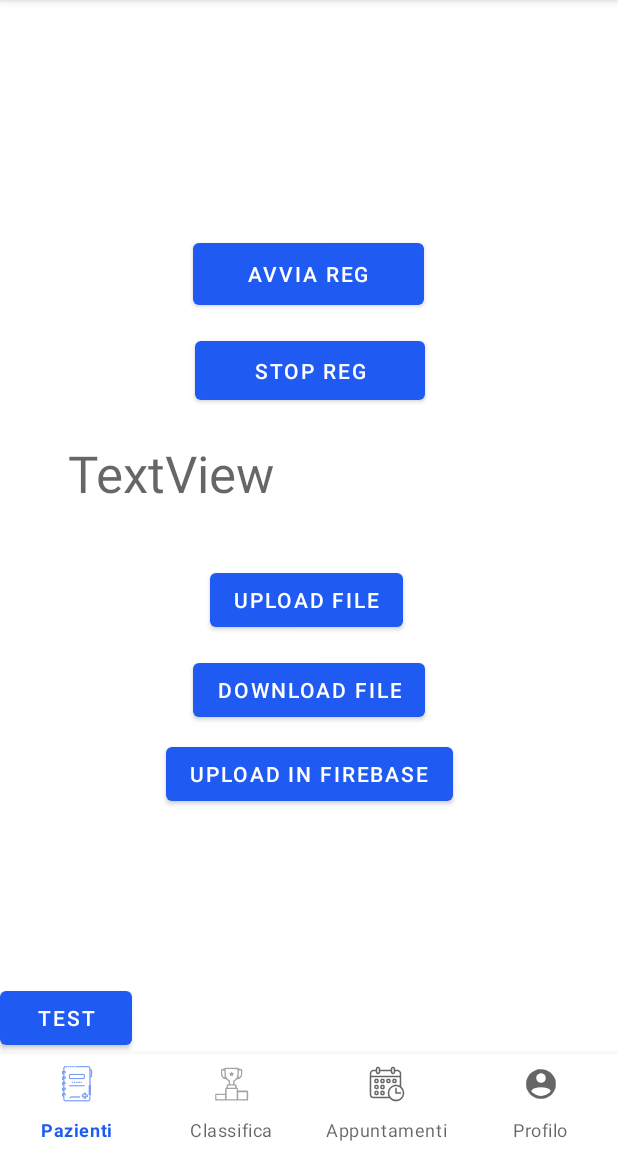
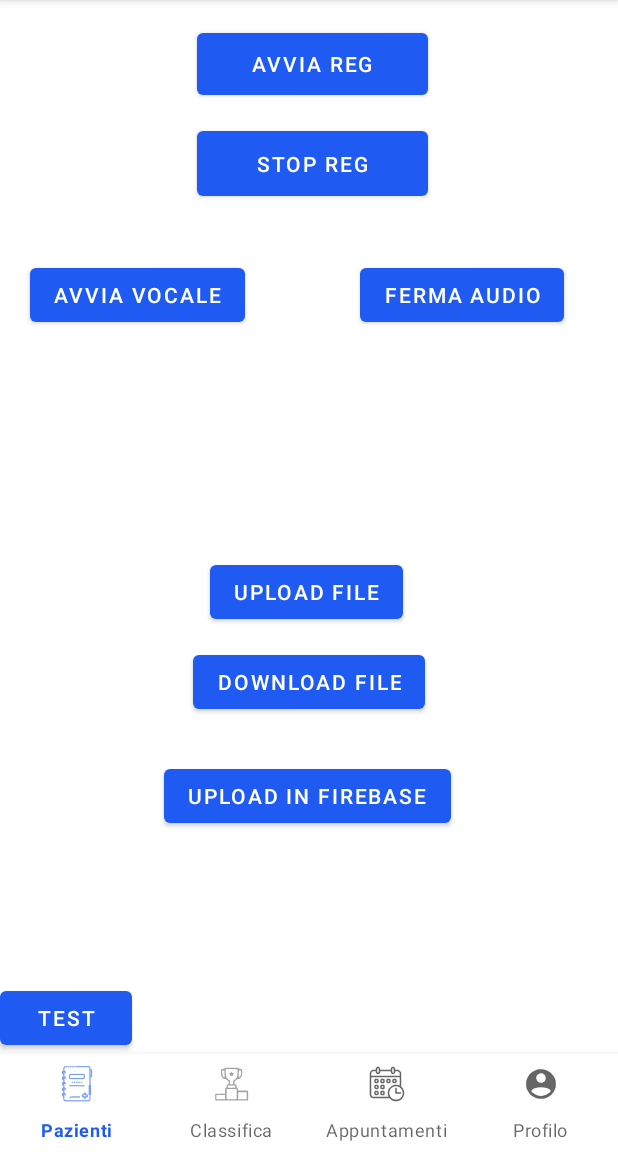
Before and after one commit to FilippoChinniUNIBA/PronuntiApp, an Android app: the fragment TestApiFragment placed in its activity, on a phone screen of 412 x 824 dp, the part 84-1236 px from its top. Run offline under Robolectric (Android 15) with nearby library versions, the phone set to English and light mode, and no system bars; our stand-ins replace Firebase (no records; nobody signed in at launch, a user with empty details on screens opened directly); libraries missing offline, so code that uses them is left out: com.google.auth.oauth2, com.google.cloud.speech, com.google.cloud.storage.

Commit message:
add AudioTest.java add AudioConverter.java upload TestApiFragment.java upload build.gradle.kts upload test_fragment_test_api.xml

```diff
--- /dev/null
+++ b/app/src/main/java/it/uniba/dib/sms2324/num15/PronuntiApp/models/restapi/cloudspeechtotextapi/Test/AudioTest.java
@@ -0,0 +1,54 @@
+package it.uniba.dib.sms2324.num15.PronuntiApp.models.restapi.cloudspeechtotextapi.Test;
+import android.content.Context;
+import android.media.MediaPlayer;
+import android.net.Uri;
+
+import java.io.File;
+import java.io.IOException;
+
+public class AudioTest {
+
+    private MediaPlayer mediaPlayer;
+    private File audioFile;
+    private Context context;
+
+    public AudioTest(MediaPlayer mediaPlayer,File audioFile,Context context){
+        this.audioFile=audioFile;
+        this.context=context;
+        this.mediaPlayer=mediaPlayer;
+    }
+
+    public void playAudio() {
+        if (mediaPlayer == null) {
+            throw new RuntimeException();
+        } else {
+            mediaPlayer.reset();
+        }
+
+        try {
+            // Imposta la sorgente audio da file
+            mediaPlayer.setDataSource(context, Uri.fromFile(audioFile));
+
+            // Prepara il MediaPlayer
+            mediaPlayer.prepare();
+
+            // Avvia la riproduzione
+            mediaPlayer.start();
+        } catch (IOException e) {
+            e.printStackTrace();
+        }
+    }
+
+    public void stopAudio() {
+        if (mediaPlayer != null && mediaPlayer.isPlaying()) {
+            mediaPlayer.stop();
+        }
+    }
+
+    public void releaseMediaPlayer() {
+        if (mediaPlayer != null) {
+            mediaPlayer.release();
+            mediaPlayer = null;
+        }
+    }
+}
--- a/app/src/main/java/it/uniba/dib/sms2324/num15/PronuntiApp/testingTODELETE/TestApiFragment.java
+++ b/app/src/main/java/it/uniba/dib/sms2324/num15/PronuntiApp/testingTODELETE/TestApiFragment.java
@@ -3,6 +3,7 @@ package it.uniba.dib.sms2324.num15.PronuntiApp.testingTODELETE;
 import android.Manifest;
 import android.app.Activity;
 import android.content.pm.PackageManager;
+import android.media.MediaPlayer;
 import android.os.Bundle;
 import android.os.Environment;
 import android.util.Log;
@@ -11,7 +12,7 @@ import android.view.View;
 import android.view.ViewGroup;
 import android.widget.Button;
 import android.widget.TextView;
-import android.widget.Toast;
+
 import androidx.core.app.ActivityCompat;
 import androidx.core.content.ContextCompat;
 import androidx.fragment.app.Fragment;
@@ -23,13 +24,14 @@ import com.google.firebase.storage.UploadTask;
 import java.io.File;
 import java.io.FileInputStream;
 import java.io.FileNotFoundException;
-import java.io.IOException;
 import java.io.InputStream;
 import java.util.List;
 import java.util.Objects;
 
 import it.uniba.dib.sms2324.num15.PronuntiApp.R;
+import it.uniba.dib.sms2324.num15.PronuntiApp.models.restapi.cloudspeechtotextapi.AudioConverter;
 import it.uniba.dib.sms2324.num15.PronuntiApp.models.restapi.cloudspeechtotextapi.AudioRecognizer;
+import it.uniba.dib.sms2324.num15.PronuntiApp.models.restapi.cloudspeechtotextapi.Test.AudioTest;
 import it.uniba.dib.sms2324.num15.PronuntiApp.models.restapi.cloudspeechtotextapi.CloudTask;
 import it.uniba.dib.sms2324.num15.PronuntiApp.models.restapi.cloudspeechtotextapi.cloud_actions.DownloadAction;
 import it.uniba.dib.sms2324.num15.PronuntiApp.models.restapi.cloudspeechtotextapi.cloud_actions.UploadAction;
@@ -40,6 +42,8 @@ public class TestApiFragment extends Fragment {
 	private Button buttonUploadFile;
 	private Button buttonUploadFileFirebase;
 	private Button buttonDownloadFile;
+	private Button buttonAvviaVocale;
+	private Button buttonStoppaVocale;
 	private TextView textViewSpeechToTextView;
 
 	@Override
@@ -52,24 +56,41 @@ public class TestApiFragment extends Fragment {
 		buttonUploadFile = view.findViewById(R.id.buttonUploadFile);
 		buttonDownloadFile = view.findViewById(R.id.buttonDownloadFile);
 		buttonUploadFileFirebase = view.findViewById(R.id.buttonUpdloadinfirebase);
+		buttonAvviaVocale = view.findViewById(R.id.buttonAvviaVocale);
+		buttonStoppaVocale= view.findViewById(R.id.buttonStoppaVocale);
 		textViewSpeechToTextView = view.findViewById(R.id.textViewSpeechToText);
 
 
 		Activity curretactivity = requireActivity();
-		AudioRecognizer audioRecognizer = new AudioRecognizer(new File(curretactivity.getExternalFilesDir(Environment.DIRECTORY_MUSIC),"test.wav"),getContext());
-		CloudTask cloudTaskUpload = new CloudTask(audioRecognizer.getAudioFile(),curretactivity,"test.wav",new UploadAction());
-		CloudTask cloudTaskDownload = new CloudTask(new File(curretactivity.getExternalFilesDir(Environment.DIRECTORY_DOWNLOADS),"test.wav"),curretactivity,"test.wav", new DownloadAction());
+
+		File directoryMusic = curretactivity.getExternalFilesDir(Environment.DIRECTORY_MUSIC);
+		File directoryDownloads = curretactivity.getExternalFilesDir(Environment.DIRECTORY_DOWNLOADS);
+
+		File fileRegistrazione = new File(directoryMusic,"test");
+		File fileConvertito = new File(directoryMusic,"test.mp3");
+		File downloadFileConvertito = new File(directoryDownloads,"test.mp3");
+
+		String nomeFileUploadDownload = "test.mp3";
+
+		UploadAction uploadAction = new UploadAction();
+		DownloadAction downloadAction = new DownloadAction();
+		MediaPlayer mediaPlayer = new MediaPlayer();
+
+		AudioRecognizer audioRecognizer = new AudioRecognizer(fileRegistrazione,curretactivity);
+		CloudTask cloudTaskUpload = new CloudTask(fileConvertito,curretactivity,nomeFileUploadDownload,uploadAction);
+		CloudTask cloudTaskDownload = new CloudTask(downloadFileConvertito,curretactivity,nomeFileUploadDownload, downloadAction);
+		AudioTest audioTest = new AudioTest(mediaPlayer,fileConvertito,curretactivity);
 
 		if (checkPermissions(curretactivity)) {
-			setupButtons(audioRecognizer,curretactivity,cloudTaskUpload,cloudTaskDownload);
+			setupButtons(audioRecognizer,curretactivity,cloudTaskUpload,cloudTaskDownload,audioTest);
 		} else {
 			requestPermissions(curretactivity);
-			setupButtons(audioRecognizer,curretactivity,cloudTaskUpload,cloudTaskDownload);
+			setupButtons(audioRecognizer,curretactivity,cloudTaskUpload,cloudTaskDownload,audioTest);
 		}
 		return view;
 	}
 
-	private void setupButtons(AudioRecognizer audioRecognizer, Activity currentactivity, CloudTask cloudTaskUpload ,CloudTask cloudTaskDownload) {
+	private void setupButtons(AudioRecognizer audioRecognizer, Activity currentactivity, CloudTask cloudTaskUpload ,CloudTask cloudTaskDownload,AudioTest audioTest) {
 
 		buttonAvviaRegistrazione.setOnClickListener(v -> {
 			startRecording(audioRecognizer,currentactivity);
@@ -91,13 +112,21 @@ public class TestApiFragment extends Fragment {
 			uploadInFirebase(audioRecognizer);
 		});
 
+		buttonAvviaVocale.setOnClickListener(v -> {
+			startVocal(audioTest);
+		});
+
+		buttonStoppaVocale.setOnClickListener(v -> {
+			stopVocal(audioTest);
+		});
+
 	}
 
 
 	private void startRecording(AudioRecognizer audioRecognizer, Activity currentactivity){
 		try{
 		audioRecognizer.startRecording();
-		Toast.makeText(currentactivity, "Registrazione avviata", Toast.LENGTH_SHORT).show();
+			textViewSpeechToTextView.setText("Registrazione in corso . . .");
 		} catch (Exception e) {
 			e.printStackTrace();
 		}
@@ -105,10 +134,11 @@ public class TestApiFragment extends Fragment {
 
 	private void stopRecording(AudioRecognizer audioRecognizer, Activity currentactivity){
 		try {
+			textViewSpeechToTextView.setText("Salvataggio in corso . . .");
 			audioRecognizer.stopRecording();
-			Toast.makeText(currentactivity, "Registrazione interrotta", Toast.LENGTH_SHORT).show();
 			List<String> words = audioRecognizer.getText();
-			textViewSpeechToTextView.setText(words.toString());
+			textViewSpeechToTextView.setText("parole dette: " + words.toString());
+			AudioConverter.convertFile(audioRecognizer.getAudioFile(),new File(currentactivity.getExternalFilesDir(Environment.DIRECTORY_MUSIC),"test.mp3"));
 		} catch (Exception e) {
 			e.printStackTrace();
 		}
@@ -117,7 +147,7 @@ public class TestApiFragment extends Fragment {
 	private void uploadFile(CloudTask uploadTask,Activity currentactivity){
 		try {
 			uploadTask.execute();
-			Toast.makeText(currentactivity, "Upload riuscito", Toast.LENGTH_SHORT).show();
+			textViewSpeechToTextView.setText("Upload completato");
 		}catch (Exception e){
 			e.printStackTrace();
 		}
@@ -126,7 +156,7 @@ public class TestApiFragment extends Fragment {
 	private void downloadFile(CloudTask downloadTask,Activity currentactivity){
 		try {
 			downloadTask.execute();
-			Toast.makeText(currentactivity, "Download riuscito", Toast.LENGTH_SHORT).show();
+			textViewSpeechToTextView.setText("Download Riuscito");
 		}catch (Exception e){
 			e.printStackTrace();
 		}
@@ -134,7 +164,7 @@ public class TestApiFragment extends Fragment {
 
 	private void uploadInFirebase(AudioRecognizer audioRecognizer){
 		FirebaseStorage storage = FirebaseStorage.getInstance();
-		StorageReference mountainImagesRef = storage.getReference("test.wav");
+		StorageReference mountainImagesRef = storage.getReference("test");
 		InputStream stream = null;
 		UploadTask uploadTask =null;
 		try {
@@ -153,6 +183,23 @@ public class TestApiFragment extends Fragment {
 		});
 	}
 
+	private void startVocal(AudioTest audioTest){
+		try {
+			audioTest.playAudio();
+		}catch (Exception e){
+			throw new RuntimeException(e);
+		}
+	}
+
+	private void stopVocal(AudioTest audioTest){
+		try {
+			audioTest.stopAudio();
+		}catch (Exception e){
+			throw new RuntimeException(e);
+		}
+	}
+
+
 	private boolean checkPermissions(Activity currentactivity) {
 		int readStoragePermission = ContextCompat.checkSelfPermission(currentactivity, Manifest.permission.READ_EXTERNAL_STORAGE);
 		int writeStoragePermission = ContextCompat.checkSelfPermission(currentactivity, Manifest.permission.WRITE_EXTERNAL_STORAGE);
@@ -170,4 +217,5 @@ public class TestApiFragment extends Fragment {
 				Manifest.permission.RECORD_AUDIO
 		}, 1000);
 	}
+
 }
--- a/app/src/main/res/layout/test_fragment_test_api.xml
+++ b/app/src/main/res/layout/test_fragment_test_api.xml
@@ -10,34 +10,34 @@
         android:layout_width="154dp"
         android:layout_height="53dp"
         android:layout_marginStart="158dp"
-        android:layout_marginTop="156dp"
+        android:layout_marginTop="16dp"
         android:layout_marginEnd="159dp"
         android:text="Avvia reg"
         app:layout_constraintEnd_toEndOf="parent"
+        app:layout_constraintHorizontal_bias="0.45"
         app:layout_constraintStart_toStartOf="parent"
         app:layout_constraintTop_toTopOf="parent" />
 
     <Button
         android:id="@+id/buttonStopRegistrazione"
-        android:layout_width="153dp"
-        android:layout_height="51dp"
+        android:layout_width="154dp"
+        android:layout_height="55dp"
         android:layout_marginStart="158dp"
         android:layout_marginTop="12dp"
         android:layout_marginEnd="159dp"
         android:text="Stop REG"
         app:layout_constraintEnd_toEndOf="parent"
-        app:layout_constraintHorizontal_bias="0.482"
+        app:layout_constraintHorizontal_bias="0.451"
         app:layout_constraintStart_toStartOf="parent"
         app:layout_constraintTop_toBottomOf="@+id/buttonAvviaRegistrazione" />
 
     <TextView
         android:id="@+id/textViewSpeechToText"
-        android:layout_width="321dp"
-        android:layout_height="59dp"
+        android:layout_width="364dp"
+        android:layout_height="94dp"
         android:layout_marginStart="176dp"
-        android:layout_marginTop="20dp"
+        android:layout_marginTop="116dp"
         android:layout_marginEnd="177dp"
-        android:text="TextView"
         android:textAppearance="@style/TextAppearance.AppCompat.Display1"
         app:layout_constraintEnd_toEndOf="parent"
         app:layout_constraintHorizontal_bias="0.498"
@@ -69,10 +69,36 @@
         android:id="@+id/buttonUpdloadinfirebase"
         android:layout_width="wrap_content"
         android:layout_height="wrap_content"
-        android:layout_marginTop="8dp"
+        android:layout_marginTop="28dp"
         android:text="upload in firebase"
         app:layout_constraintEnd_toEndOf="parent"
+        app:layout_constraintHorizontal_bias="0.496"
         app:layout_constraintStart_toStartOf="parent"
         app:layout_constraintTop_toBottomOf="@+id/buttonDownloadFile" />
 
+    <Button
+        android:id="@+id/buttonAvviaVocale"
+        android:layout_width="wrap_content"
+        android:layout_height="wrap_content"
+        android:layout_marginStart="20dp"
+        android:layout_marginTop="36dp"
+        android:text="Avvia vocale"
+        app:layout_constraintBottom_toTopOf="@+id/textViewSpeechToText"
+        app:layout_constraintStart_toStartOf="parent"
+        app:layout_constraintTop_toBottomOf="@+id/buttonStopRegistrazione"
+        app:layout_constraintVertical_bias="0.0" />
+
+    <Button
+        android:id="@+id/buttonStoppaVocale"
+        android:layout_width="wrap_content"
+        android:layout_height="wrap_content"
+        android:layout_marginTop="36dp"
+        android:layout_marginEnd="36dp"
+        android:layout_marginBottom="32dp"
+        android:text="Ferma audio"
+        app:layout_constraintBottom_toTopOf="@+id/textViewSpeechToText"
+        app:layout_constraintEnd_toEndOf="parent"
+        app:layout_constraintTop_toBottomOf="@+id/buttonStopRegistrazione"
+        app:layout_constraintVertical_bias="1.0" />
+
 </androidx.constraintlayout.widget.ConstraintLayout>
```
Also changed, not shown: app/build.gradle.kts (+6 -1 lines), app/src/main/java/it/uniba/dib/sms2324/num15/PronuntiApp/models/restapi/cloudspeechtotextapi/AudioConverter.java (added, +29 -0 lines).
